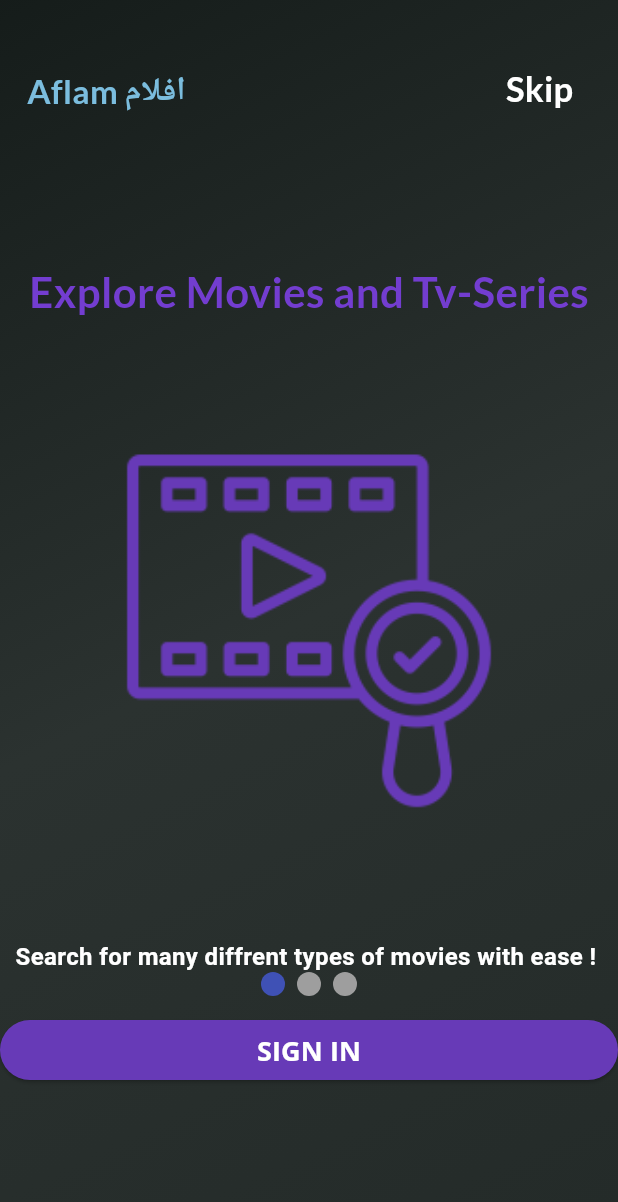
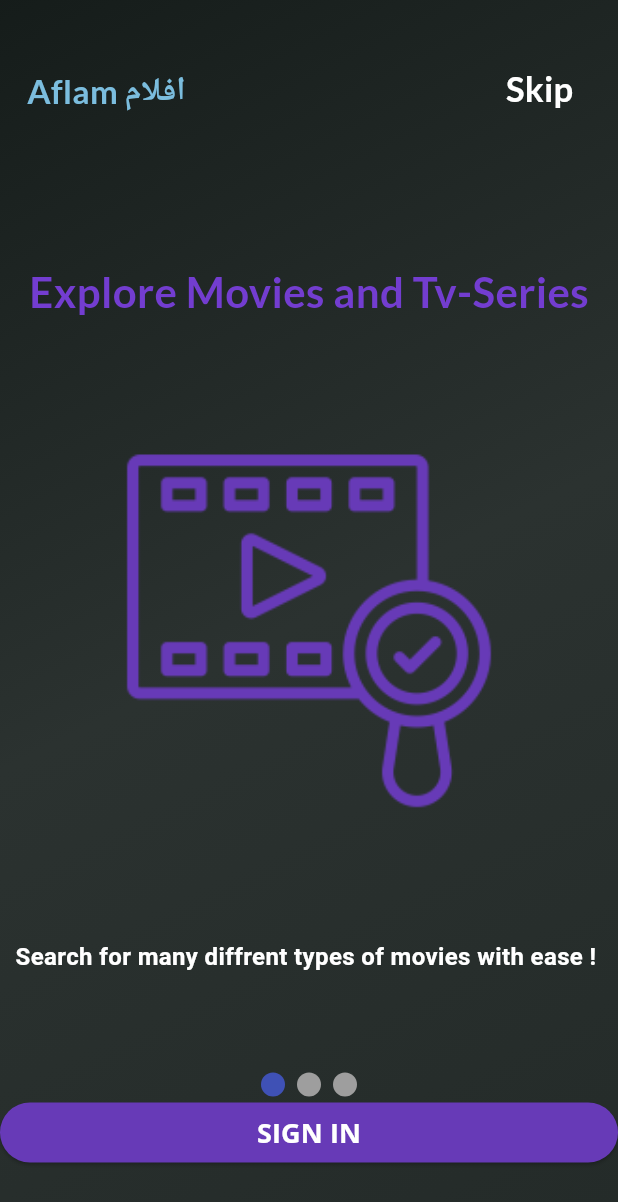
Before and after one commit to MaherWasel/Aflam, a Flutter app: the screen it shows after launch, on a phone screen of 412 x 824 dp. Shown: the top 1202 px of the screen. Run offline on Flutter 3.47's test engine with Material 2 defaults, Android fonts, the phone set to English and light mode, and no system bars; drawn by our look-alikes of smooth_page_indicator; our stand-ins replace firebase_core, google_fonts, page_transition; accounts and stored records are empty.

Commit message:
fixed sizing issue in appFeatures screen

```diff
--- a/lib/Screens/AppFeatures.dart
+++ b/lib/Screens/AppFeatures.dart
@@ -13,6 +13,7 @@ class AppFeatures extends StatefulWidget {
 class _AppFeaturesState extends State<AppFeatures> {
   final int _numPages = 3;
   final PageController _pageController = PageController(initialPage: 0);
+
   int _currentPage = 0;
   @override
   void dispose() {
@@ -22,6 +23,7 @@ class _AppFeaturesState extends State<AppFeatures> {
 
   @override
   Widget build(BuildContext context) {
+
     return Scaffold(
         body: Stack(alignment: Alignment.bottomCenter, children: [
       PageView(
@@ -77,14 +79,15 @@ class _AppFeaturesState extends State<AppFeatures> {
       Column(
         mainAxisAlignment: MainAxisAlignment.end,
         children: [
+
+           const SizedBox(
+            height: 12,
+          ),
           Container(
               width: double.infinity,
               alignment: Alignment.center,
               child:
                   SmoothPageIndicator(controller: _pageController, count: 3)),
-          const SizedBox(
-            height: 12,
-          ),
           Container(
               width: double.infinity,
               child: ElevatedButton(
@@ -105,7 +108,7 @@ class _AppFeaturesState extends State<AppFeatures> {
                           color: Colors.white,
                           fontWeight: FontWeight.bold)))),
           const SizedBox(
-            height: 100,
+            height: 45,
           ),
         ],
       )
```
